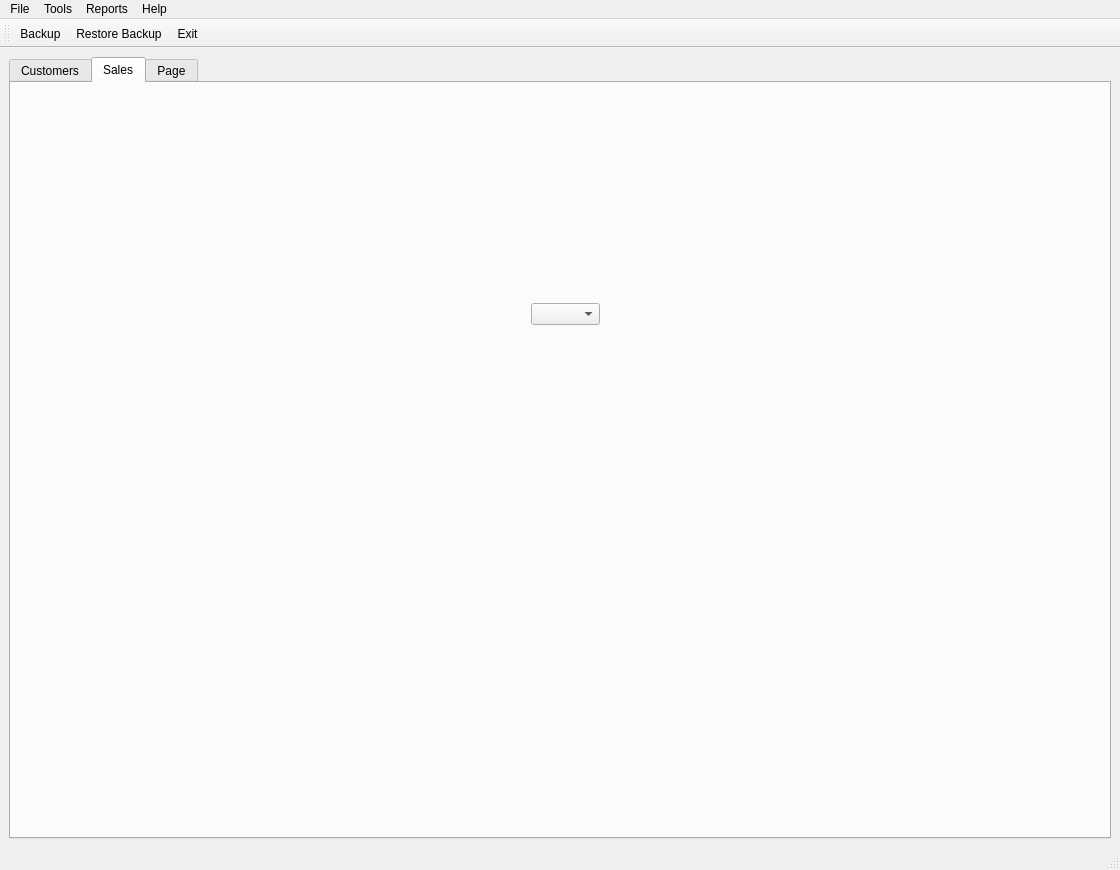
Qt form templates/window.ui (GabrielgsdCIUwU/ID-QTDesigner-practice) before a commit.
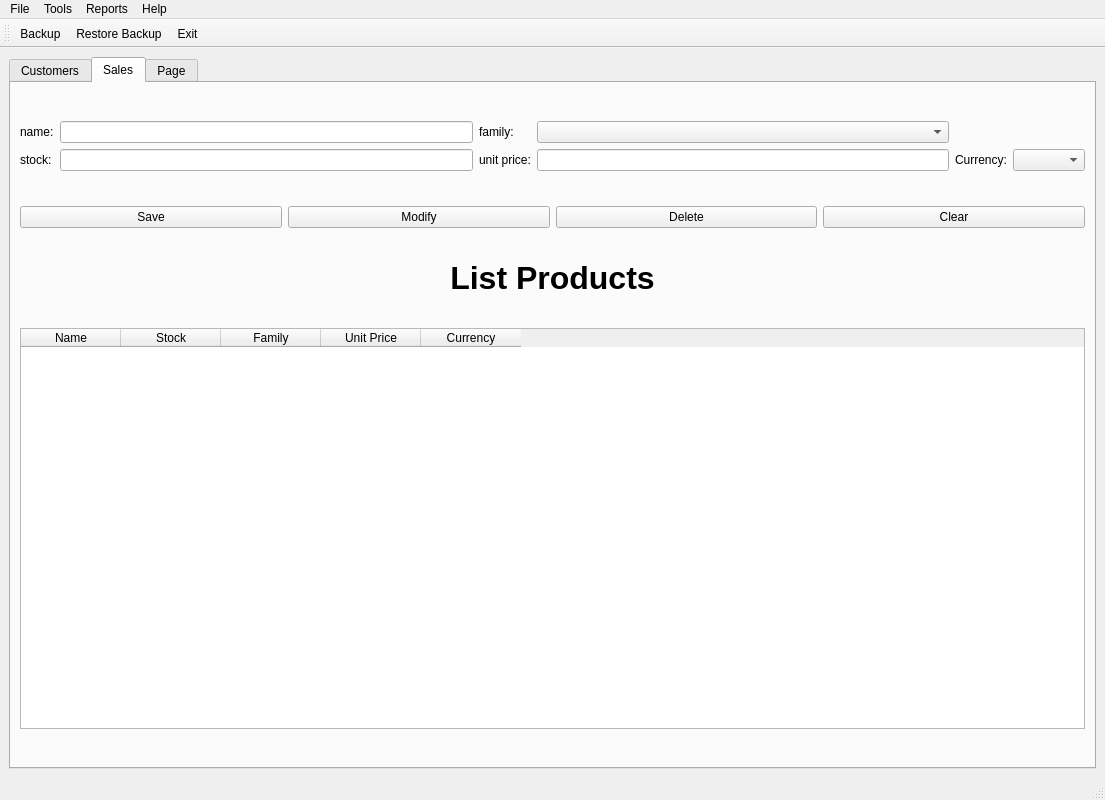
The same form after that commit. Icons and pictures are not drawn.

Commit message: feat: sales page

The edit to the form file:
```diff
--- a/templates/window.ui
+++ b/templates/window.ui
@@ -6,8 +6,8 @@
    <rect>
     <x>0</x>
     <y>0</y>
-    <width>1120</width>
-    <height>870</height>
+    <width>1105</width>
+    <height>800</height>
    </rect>
   </property>
   <property name="windowTitle">
@@ -596,26 +596,206 @@
         </item>
        </layout>
       </widget>
-      <widget class="QWidget" name="Sales">
+      <widget class="QWidget" name="tab_sales">
+       <property name="maximumSize">
+        <size>
+         <width>16777215</width>
+         <height>16777215</height>
+        </size>
+       </property>
        <attribute name="title">
         <string>Sales</string>
        </attribute>
-       <widget class="QComboBox" name="cb_iva">
+       <layout class="QHBoxLayout" name="horizontalLayout_sales">
+        <item>
+         <layout class="QVBoxLayout" name="verticalLayout">
+          <item>
+           <layout class="QGridLayout" name="gridLayout_4">
+            <item row="1" column="5">
+             <widget class="QComboBox" name="cb_currency"/>
+            </item>
+            <item row="0" column="1">
+             <widget class="QLineEdit" name="le_name_product"/>
+            </item>
+            <item row="0" column="0">
+             <widget class="QLabel" name="lbl_name_product">
+              <property name="text">
+               <string>name:</string>
+              </property>
+             </widget>
+            </item>
+            <item row="1" column="2">
+             <widget class="QLabel" name="lbl_unit_price">
+              <property name="text">
+               <string>unit price:</string>
+              </property>
+             </widget>
+            </item>
+            <item row="1" column="3">
+             <widget class="QLineEdit" name="le_unit_price"/>
+            </item>
+            <item row="1" column="0">
+             <widget class="QLabel" name="lbl_stock">
+              <property name="text">
+               <string>stock:</string>
+              </property>
+             </widget>
+            </item>
+            <item row="1" column="1">
+             <widget class="QLineEdit" name="le_stock"/>
+            </item>
+            <item row="0" column="2">
+             <widget class="QLabel" name="lbl_family">
+              <property name="text">
+               <string>family:</string>
+              </property>
+             </widget>
+            </item>
+            <item row="0" column="3">
+             <widget class="QComboBox" name="cb_family"/>
+            </item>
+            <item row="1" column="4">
+             <widget class="QLabel" name="lbl_currency">
+              <property name="text">
+               <string>Currency:</string>
+              </property>
+             </widget>
+            </item>
+           </layout>
+          </item>
+          <item>
+           <layout class="QHBoxLayout" name="horizontalLayout_3">
+            <item>
+             <widget class="QPushButton" name="btn_save_product">
+              <property name="text">
+               <string>Save</string>
+              </property>
+             </widget>
+            </item>
+            <item>
+             <widget class="QPushButton" name="btn_modify_product">
+              <property name="text">
+               <string>Modify</string>
+              </property>
+             </widget>
+            </item>
+            <item>
+             <widget class="QPushButton" name="btn_delete_product">
+              <property name="text">
+               <string>Delete</string>
+              </property>
+             </widget>
+            </item>
+            <item>
+             <widget class="QPushButton" name="btn_clear_product">
+              <property name="text">
+               <string>Clear</string>
+              </property>
+             </widget>
+            </item>
+           </layout>
+          </item>
+          <item>
+           <widget class="QLabel" name="lbl_list_products">
+            <property name="maximumSize">
+             <size>
+              <width>16777215</width>
+              <height>30</height>
+             </size>
+            </property>
+            <property name="font">
+             <font>
+              <pointsize>24</pointsize>
+              <weight>75</weight>
+              <bold>true</bold>
+             </font>
+            </property>
+            <property name="text">
+             <string>List Products</string>
+            </property>
+            <property name="alignment">
+             <set>Qt::AlignCenter</set>
+            </property>
+           </widget>
+          </item>
+          <item>
+           <widget class="QTableWidget" name="table_product">
+            <property name="enabled">
+             <bool>true</bool>
+            </property>
+            <property name="minimumSize">
+             <size>
+              <width>100</width>
+              <height>100</height>
+             </size>
+            </property>
+            <property name="maximumSize">
+             <size>
+              <width>999999</width>
+              <height>401</height>
+             </size>
+            </property>
+            <property name="editTriggers">
+             <set>QAbstractItemView::NoEditTriggers</set>
+            </property>
+            <property name="alternatingRowColors">
+             <bool>true</bool>
+            </property>
+            <property name="selectionBehavior">
+             <enum>QAbstractItemView::SelectRows</enum>
+            </property>
+            <property name="sortingEnabled">
+             <bool>true</bool>
+            </property>
+            <attribute name="verticalHeaderVisible">
+             <bool>false</bool>
+            </attribute>
+            <column>
+             <property name="text">
+              <string>Name</string>
+             </property>
+            </column>
+            <column>
+             <property name="text">
+              <string>Stock</string>
+             </property>
+            </column>
+            <column>
+             <property name="text">
+              <string>Family</string>
+             </property>
+            </column>
+            <column>
+             <property name="text">
+              <string>Unit Price</string>
+             </property>
+            </column>
+            <column>
+             <property name="text">
+              <string>Currency</string>
+             </property>
+            </column>
+           </widget>
+          </item>
+         </layout>
+        </item>
+       </layout>
+      </widget>
+      <widget class="QWidget" name="tab">
+       <attribute name="title">
+        <string>Page</string>
+       </attribute>
+       <widget class="QWidget" name="layoutWidget" native="true">
         <property name="geometry">
          <rect>
-          <x>520</x>
-          <y>220</y>
-          <width>69</width>
-          <height>22</height>
+          <x>130</x>
+          <y>60</y>
+          <width>380</width>
+          <height>74</height>
          </rect>
         </property>
        </widget>
       </widget>
-      <widget class="QWidget" name="tab">
-       <attribute name="title">
-        <string>Page</string>
-       </attribute>
-      </widget>
      </widget>
     </item>
    </layout>
@@ -625,7 +805,7 @@
     <rect>
      <x>0</x>
      <y>0</y>
-     <width>1120</width>
+     <width>1105</width>
      <height>21</height>
     </rect>
    </property>
```
Left out of the diff: 15 changed lines with no effect on the pictures. The commit also changes 8 other files.
